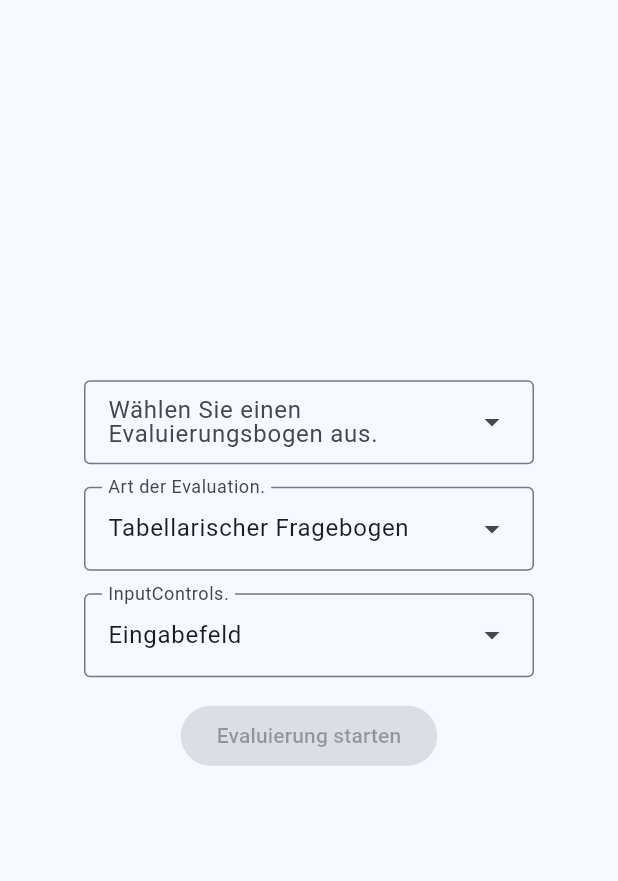
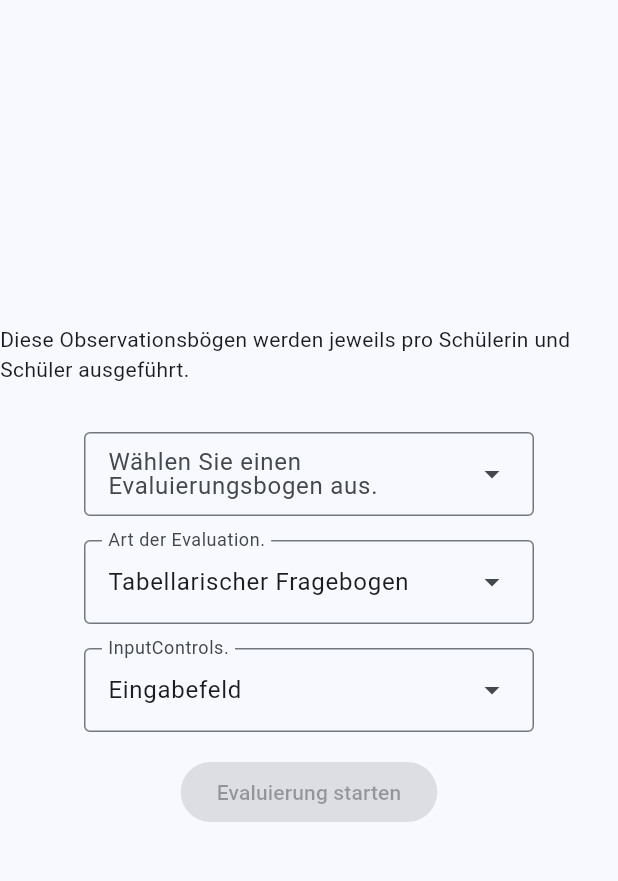
Before and after one commit to ChristophLeinen/Clik-E, a Flutter app: the screen it shows after launch, after a tap on "Evaluation", on a phone screen of 412 x 824 dp, the part 84-965 px from its top. Run offline on Flutter 3.47's test engine with Material 3 defaults, Android fonts, the light colour scheme and no system bars.

```diff
--- a/clik_e/lib/pages/analyze_page.dart
+++ b/clik_e/lib/pages/analyze_page.dart
@@ -101,7 +101,7 @@ class _AnalyzePageState extends State<AnalyzePage> {
 
   @override
   Widget build(BuildContext context) {
-    const double padding = 15;
+    const double padding = 16;
 
     return Scaffold(
       appBar: CliKASAAppBar(
--- a/clik_e/lib/pages/configuration_detail_page.dart
+++ b/clik_e/lib/pages/configuration_detail_page.dart
@@ -141,7 +141,7 @@ class _ConfigurationDetailPageState extends State<ConfigurationDetailPage> {
 
   @override
   Widget build(BuildContext context) {
-    const double padding = 15;
+    const double padding = 16;
 
     return Scaffold(
       appBar: CliKASAAppBar(
--- a/clik_e/lib/pages/configuration_overview_page.dart
+++ b/clik_e/lib/pages/configuration_overview_page.dart
@@ -65,7 +65,7 @@ class _ConfigurationOverviewPageState extends State<ConfigurationOverviewPage> {
 
   @override
   Widget build(BuildContext context) {
-    const double padding = 15;
+    const double padding = 16;
 
     return Scaffold(
       appBar: CliKASAAppBar(
--- a/clik_e/lib/pages/evaluation_page.dart
+++ b/clik_e/lib/pages/evaluation_page.dart
@@ -268,7 +268,7 @@ class _EvaluationPageState extends State<EvaluationPage> {
 
   @override
   Widget build(BuildContext context) {
-    const double padding = 15;
+    const double padding = 16;
 
     void valueChange(double value) {
       setState(() {
--- a/clik_e/lib/pages/evaluation_page2.dart
+++ b/clik_e/lib/pages/evaluation_page2.dart
@@ -271,7 +271,7 @@ class _EvaluationPageState2 extends State<EvaluationPage2> {
 
   @override
   Widget build(BuildContext context) {
-    const double padding = 15;
+    const double padding = 16;
 
     void valueChange(double value) {
       setState(() {
--- a/clik_e/lib/pages/evaluation_selection_page.dart
+++ b/clik_e/lib/pages/evaluation_selection_page.dart
@@ -50,7 +50,7 @@ class _EvaluationSelectionPageState extends State<EvaluationSelectionPage> {
 
   @override
   Widget build(BuildContext context) {
-    const double padding = 15;
+    const double padding = 16;
 
     return Scaffold(
       appBar: CliKASAAppBar(
@@ -58,8 +58,13 @@ class _EvaluationSelectionPageState extends State<EvaluationSelectionPage> {
       ),
       body: Center(
         child: SingleChildScrollView(
-          child: Center(
-            child: FutureBuilder(
+          child: Column(mainAxisAlignment: MainAxisAlignment.center, children: [
+            Text(
+                "Diese Observationsbögen werden jeweils pro Schülerin und Schüler ausgeführt."),
+            SizedBox(
+              height: padding * 2,
+            ),
+            FutureBuilder(
                 future: _backendData,
                 builder: (context, snapshot) {
                   if (snapshot.connectionState == ConnectionState.waiting) {
@@ -161,7 +166,7 @@ class _EvaluationSelectionPageState extends State<EvaluationSelectionPage> {
                             child: const Text("Evaluierung starten")),
                       ]);
                 }),
-          ),
+          ]),
         ),
       ),
     );
--- a/clik_e/lib/pages/menu_page.dart
+++ b/clik_e/lib/pages/menu_page.dart
@@ -10,10 +10,10 @@ import 'package:flutter/widgets.dart';
 class MenuPage extends StatelessWidget {
   const MenuPage({super.key});
 
-  final double padding = 15;
-
   @override
   Widget build(BuildContext context) {
+    const double padding = 16;
+
     return Scaffold(
       appBar: CliKASAAppBar(
         title: "Hauptmenü",
```
